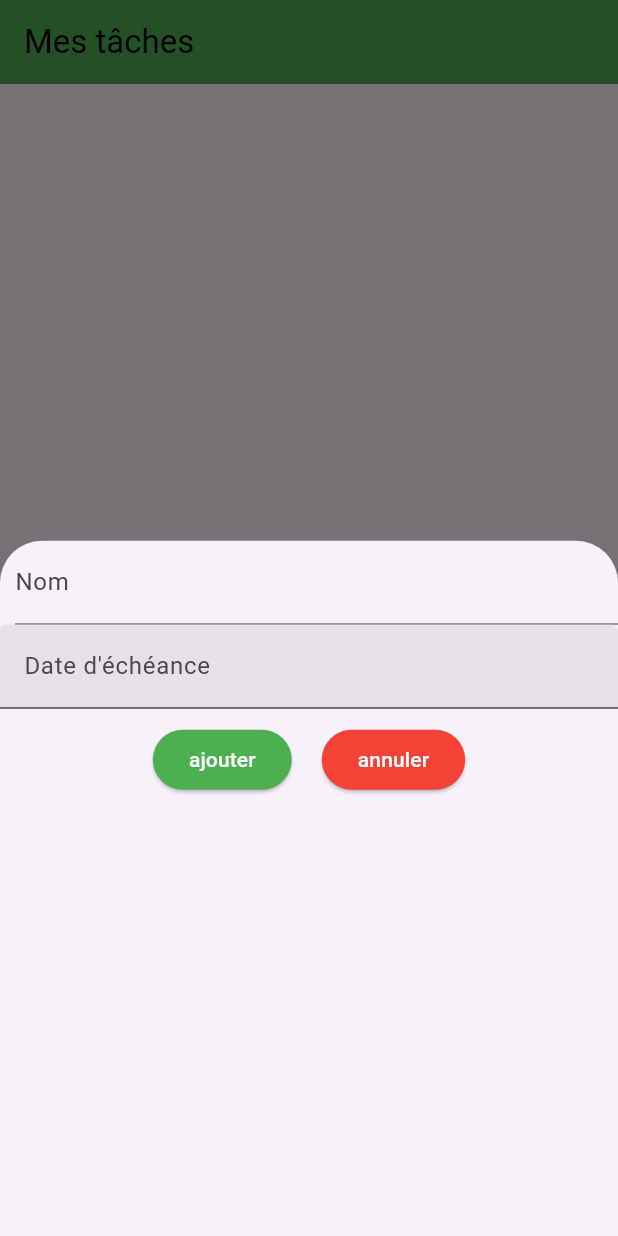
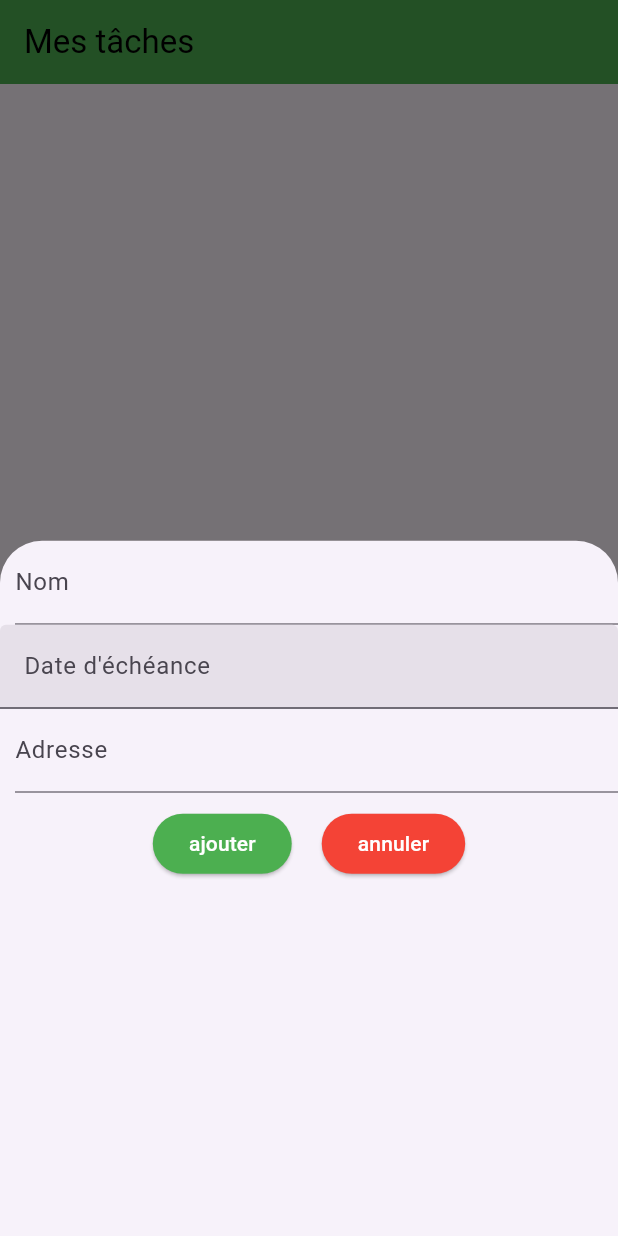
Before and after one commit to Corentin41/ToDoList, a Flutter app: the screen it shows after launch, after a tap on the "add" icon, on a phone screen of 412 x 824 dp. Run offline on Flutter 3.47's test engine with Material 3 defaults, Android fonts, the phone set to English and light mode, and no system bars; our stand-ins replace flutter_map, geocoding, latlong2, sqflite; accounts and stored records are empty.

Commit message:
ajout des lat et lng dans les todos + affichage de la map sur l'adresse dans les modifs

```diff
--- a/lib/database/todo_db.dart
+++ b/lib/database/todo_db.dart
@@ -14,20 +14,22 @@ class TodoDB {
         ' title TEXT NOT NULL,'
         ' isDone INT NOT NULL,'
         ' date TEXT,'
+        ' lat TEXT,'
+        ' lng TEXT,'
         ' created_at INTEGER NOT NULL DEFAULT (cast(strftime(\'%s\',\'now\') as int)),'
         ' updated_at INTEGER'
         ')');
   }
 
   // Fonction qui permet d'insérer des données dans notre BDD
-  Future<int> create({required String title, String? date}) async {
+  Future<int> create({required String title, String? date, String? lat, String? lng}) async {
     // Vérifier que la BDD existe
     final database = await DatabaseService().database;
     // Si oui alors on peut insérer des données
     return await database.rawInsert(
-      '''INSERT INTO $tableName (title,isDone,date,created_at) VALUES (?,?,?,?)''',
+      '''INSERT INTO $tableName (title,isDone,date,lat,lng,created_at) VALUES (?,?,?,?,?,?)''',
       // Par défaut isDone est à false car la tâche créée n'est pas terminée
-      [title, 0, date, DateTime.now().millisecondsSinceEpoch],
+      [title, 0, date, lat, lng, DateTime.now().millisecondsSinceEpoch],
     );
   }
 
--- a/lib/model/geopoint.dart
+++ /dev/null
@@ -1,11 +0,0 @@
-import 'dart:ffi';
-
-class GeoPoint {
-  Float? lat;
-  Float? lon;
-
-  GeoPoint({
-    required this.lat,
-    required this.lon,
-  });
-}
--- a/lib/model/todo.dart
+++ b/lib/model/todo.dart
@@ -7,7 +7,8 @@ class Todo {
   final String? date;
   final String createdAt;
   final String? updatedAt;
-  //#GeoPoint localisation;
+  final String? lat;
+  final String? lng;
 
   Todo({
     required this.id,
@@ -16,6 +17,8 @@ class Todo {
     this.date,
     required this.createdAt,
     this.updatedAt,
+    this.lat,
+    this.lng
   });
 
   // Fonction qui permet de récupérer les données depuis la BDD
@@ -24,6 +27,8 @@ class Todo {
     title: todo['title'] ?? '',
     isDone: todo['isDone']?.toInt() ?? 0,
     date: todo['date'] ?? '',
+    lat: todo['lat'] ?? '',
+    lng: todo['lng'] ?? '',
     createdAt: DateTime.fromMillisecondsSinceEpoch(todo['created_at']).toIso8601String(),
     updatedAt: todo['updated_at'] == null
     // Vérifier s'il y a eu une modification
@@ -31,4 +36,12 @@ class Todo {
         : DateTime.fromMillisecondsSinceEpoch(todo['updated_at']).toIso8601String(),
   );
 
+  double getDoubleLat() {
+    return double.parse(lat!);
+  }
+
+  double getDoubleLng() {
+    return double.parse(lng!);
+  }
+
 }
--- a/lib/screens/todos_page.dart
+++ b/lib/screens/todos_page.dart
@@ -2,6 +2,7 @@ import 'package:flutter/cupertino.dart';
 import 'package:flutter/material.dart';
 import 'package:flutter_map/flutter_map.dart';
 import 'package:latlong2/latlong.dart';
+import 'package:geocoding/geocoding.dart';
 
 import '../database/todo_db.dart';
 import '../model/todo.dart';
@@ -25,6 +26,9 @@ class _TodosPageState extends State<TodosPage> {
   // Pour reset le nom de la tâche et la date dans le formulaire de création de tâche
   String _todoName = '';
   String _date = '';
+  String _adress = '';
+  String _lat = '';
+  String _lng = '';
 
   @override
   void initState() {
@@ -239,6 +243,17 @@ class _TodosPageState extends State<TodosPage> {
                         _date = dateValue;
                       },
                     ),
+                    Padding(
+                      padding: EdgeInsets.only(left: 10),
+                      child: TextFormField(
+                        decoration: const InputDecoration(
+                          labelText: 'Adresse',
+                        ),
+                        onChanged: (adress){
+                          _adress = adress;
+                        },
+                      ),
+                    ),
 
                     Row(
                       mainAxisAlignment: MainAxisAlignment.center,
@@ -249,15 +264,25 @@ class _TodosPageState extends State<TodosPage> {
                           padding: const EdgeInsets.all(10),
                           child: ElevatedButton(
                               style: ElevatedButton.styleFrom(backgroundColor: Colors.green),
-                              onPressed: () {
+                              onPressed: () async {
+                                if(_adress.isNotEmpty){
+                                  List<Location> locations = await locationFromAddress(_adress);
+                                  _lat = locations.last.latitude.toString();
+                                  _lng = locations.last.longitude.toString();
+                                  print("bonsoir, les coord de $_adress sont : lat = $_lat et lng = $_lng");
+                                }
+
                                 // Vérifier que l'utilisateur a saisi au moins un titre pour la tâche
                                 if (_formKey.currentState!.validate()) {
                                   _formKey.currentState!.save();
                                   // Si oui, alors ajout de la tâche dans la BDD
                                   setState(() {
                                     // Appel à la méthode create de la BDD pour enregistrer la tâche
-                                    todoDB.create(title: _todoName, date: _dateController.text);
+                                    print("aaaaaaaaaaaaaaaaaaaaaaaaa $_lat nnnnnnnn $_lng");
+                                    todoDB.create(title: _todoName, date: _dateController.text, lat: _lat, lng: _lng);
                                     _dateController.text = '';
+                                    _lat = '';
+                                    _lng = '';
                                     // Rafraîchir l'affichage des tâches
                                     fetchTodos();
                                     Navigator.pop(context);
@@ -290,14 +315,6 @@ class _TodosPageState extends State<TodosPage> {
       ),
     );
   }
-
-
-
-
-
-
-
-
 
   // Fonction pour créer l'AppBar
   AppBar _buildAppBar() {
@@ -373,8 +390,8 @@ class _TodosPageState extends State<TodosPage> {
             padding: const EdgeInsets.all(10),
             height: 240,
             child: FlutterMap(
-                  options: const MapOptions(
-                      initialCenter: LatLng(1.2878,103.8666),
+                  options: MapOptions(
+                      initialCenter: LatLng(todo.getDoubleLat(),todo.getDoubleLng()),
                       initialZoom: 11),
                   children: [
                     openStreetMapTilelayer
--- a/pubspec.yaml
+++ b/pubspec.yaml
@@ -13,6 +13,7 @@ dependencies:
   sqflite: ^2.3.2
   flutter_map: ^6.1.0
   latlong2: ^0.9.1
+  geocoding: ^3.0.0
 
 dev_dependencies:
   flutter_test:
```
Also changed, not shown: pubspec.lock.
